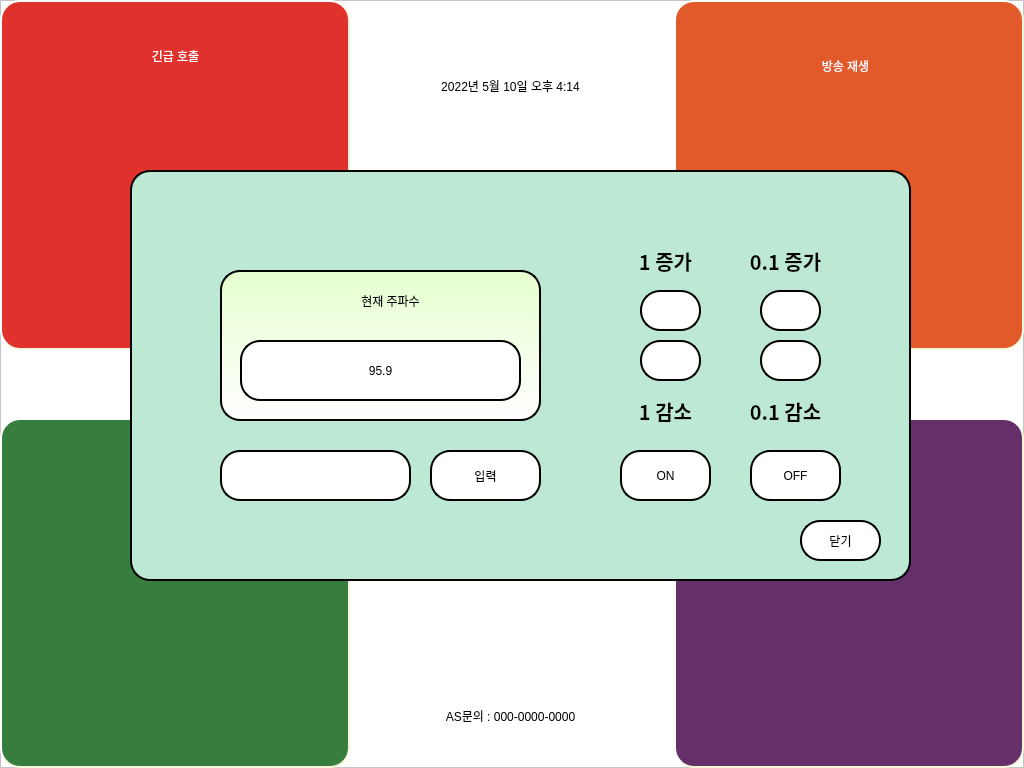
The window that broadcast.ui (twg0/BroadcastGUI) describes before a commit, drawn with Qt 5.
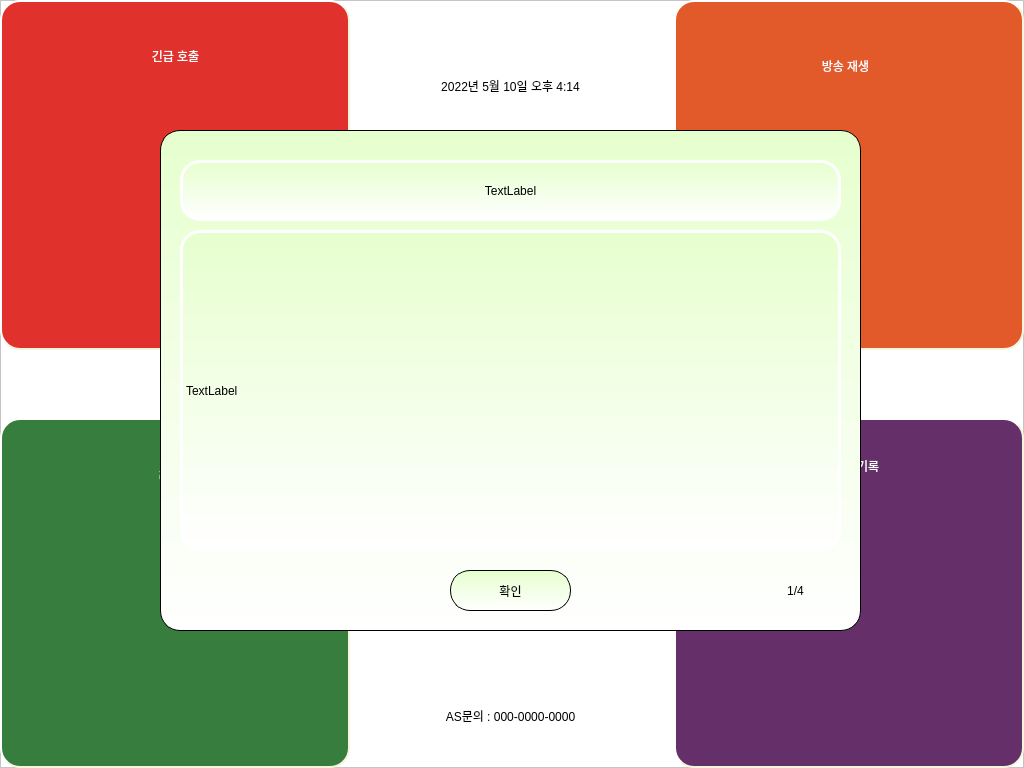
The same window after the commit. Icons and pictures are not drawn.

Commit message: 0518_ui_note_window

Patch:
```diff
--- a/broadcast.ui
+++ b/broadcast.ui
@@ -100,7 +100,7 @@
       </property>
       <property name="styleSheet">
        <string notr="true">background:transparent;
-border: 2px solid black;
+border: 2px solid white;
 font: 75 22pt &quot;맑은 고딕&quot;;</string>
       </property>
       <property name="text">
@@ -113,18 +113,45 @@
         <x>20</x>
         <y>80</y>
         <width>791</width>
-        <height>231</height>
+        <height>191</height>
        </rect>
       </property>
       <property name="styleSheet">
        <string notr="true">background:transparent;
-border: 2px solid black;
+border: 2px solid white;
 font: 75 20pt &quot;맑은 고딕&quot;;</string>
       </property>
       <property name="text">
        <string>TextLabel</string>
       </property>
      </widget>
+     <widget class="QPushButton" name="widget_close">
+      <property name="enabled">
+       <bool>true</bool>
+      </property>
+      <property name="geometry">
+       <rect>
+        <x>690</x>
+        <y>280</y>
+        <width>121</width>
+        <height>41</height>
+       </rect>
+      </property>
+      <property name="mouseTracking">
+       <bool>true</bool>
+      </property>
+      <property name="styleSheet">
+       <string notr="true">background-color: rgb(134, 219, 255);
+border-radius: 10px;
+border: 2px solid black;</string>
+      </property>
+      <property name="text">
+       <string>닫기</string>
+      </property>
+     </widget>
+     <zorder>listContent</zorder>
+     <zorder>listTitle</zorder>
+     <zorder>widget_close</zorder>
     </widget>
    </widget>
    <widget class="QFrame" name="mainFrame">
@@ -473,6 +500,95 @@
       <string/>
      </property>
     </widget>
+    <widget class="QWidget" name="widget_2" native="true">
+     <property name="geometry">
+      <rect>
+       <x>160</x>
+       <y>130</y>
+       <width>701</width>
+       <height>501</height>
+      </rect>
+     </property>
+     <property name="styleSheet">
+      <string notr="true">background-color: qlineargradient(spread:pad, x1:0.5, y1:0, x2:0.5, y2:1, stop:0 rgba(230, 255, 206, 255), stop:1 rgba(255, 255, 255, 255));
+border-radius: 20px;
+border: 1px solid black;</string>
+     </property>
+     <widget class="QLabel" name="label_3">
+      <property name="geometry">
+       <rect>
+        <x>20</x>
+        <y>30</y>
+        <width>661</width>
+        <height>61</height>
+       </rect>
+      </property>
+      <property name="styleSheet">
+       <string notr="true">border: 3px solid white;
+font: 80 20pt &quot;맑은 고딕&quot;;</string>
+      </property>
+      <property name="text">
+       <string>TextLabel</string>
+      </property>
+      <property name="alignment">
+       <set>Qt::AlignCenter</set>
+      </property>
+     </widget>
+     <widget class="QLabel" name="label_8">
+      <property name="geometry">
+       <rect>
+        <x>20</x>
+        <y>100</y>
+        <width>661</width>
+        <height>321</height>
+       </rect>
+      </property>
+      <property name="styleSheet">
+       <string notr="true">border:3px solid white;
+font: 16pt &quot;맑은 고딕&quot;;</string>
+      </property>
+      <property name="text">
+       <string>TextLabel</string>
+      </property>
+      <property name="wordWrap">
+       <bool>true</bool>
+      </property>
+     </widget>
+     <widget class="QLabel" name="label_9">
+      <property name="geometry">
+       <rect>
+        <x>600</x>
+        <y>440</y>
+        <width>71</width>
+        <height>41</height>
+       </rect>
+      </property>
+      <property name="styleSheet">
+       <string notr="true">border: 0px;
+background:transparent;
+font: 75 25pt &quot;맑은 고딕&quot;;</string>
+      </property>
+      <property name="text">
+       <string>1/4</string>
+      </property>
+      <property name="alignment">
+       <set>Qt::AlignCenter</set>
+      </property>
+     </widget>
+     <widget class="QPushButton" name="pushButton">
+      <property name="geometry">
+       <rect>
+        <x>290</x>
+        <y>440</y>
+        <width>121</width>
+        <height>41</height>
+       </rect>
+      </property>
+      <property name="text">
+       <string>확인</string>
+      </property>
+     </widget>
+    </widget>
     <zorder>broadcastList_btn</zorder>
     <zorder>name_label</zorder>
     <zorder>radio_btn</zorder>
@@ -487,6 +603,7 @@
     <zorder>emergency_label</zorder>
     <zorder>play_label</zorder>
     <zorder>network_sig</zorder>
+    <zorder>widget_2</zorder>
    </widget>
    <widget class="QFrame" name="playFrame">
     <property name="geometry">
@@ -1128,12 +1245,12 @@
      </property>
     </widget>
    </widget>
-   <zorder>listFrame</zorder>
    <zorder>emerFrame</zorder>
    <zorder>loginFrame</zorder>
    <zorder>playFrame</zorder>
-   <zorder>mainFrame</zorder>
    <zorder>radioFrame</zorder>
+   <zorder>listFrame</zorder>
+   <zorder>mainFrame</zorder>
   </widget>
   <action name="actionaasdf">
    <property name="text">
```
